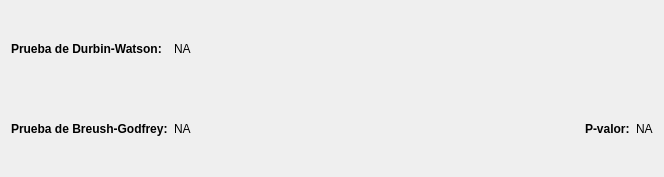
Old version of the form view/ui/widget_test_independence_residual.ui in the repository vasha54/apm.
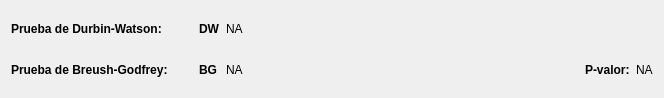
New version of the form.

Patch:
```diff
--- a/view/ui/widget_test_independence_residual.ui
+++ b/view/ui/widget_test_independence_residual.ui
@@ -7,7 +7,7 @@
     <x>0</x>
     <y>0</y>
     <width>664</width>
-    <height>177</height>
+    <height>98</height>
    </rect>
   </property>
   <property name="windowTitle">
@@ -34,6 +34,38 @@
     </widget>
    </item>
    <item row="0" column="1">
+    <spacer name="horizontalSpacer_3">
+     <property name="orientation">
+      <enum>Qt::Horizontal</enum>
+     </property>
+     <property name="sizeHint" stdset="0">
+      <size>
+       <width>11</width>
+       <height>20</height>
+      </size>
+     </property>
+    </spacer>
+   </item>
+   <item row="0" column="2">
+    <widget class="QLabel" name="labelDURBIN_WATSON_2">
+     <property name="sizePolicy">
+      <sizepolicy hsizetype="Maximum" vsizetype="Preferred">
+       <horstretch>0</horstretch>
+       <verstretch>0</verstretch>
+      </sizepolicy>
+     </property>
+     <property name="font">
+      <font>
+       <weight>75</weight>
+       <bold>true</bold>
+      </font>
+     </property>
+     <property name="text">
+      <string>DW</string>
+     </property>
+    </widget>
+   </item>
+   <item row="0" column="3">
     <widget class="QLabel" name="lODURBIN_WATSON">
      <property name="sizePolicy">
       <sizepolicy hsizetype="Minimum" vsizetype="Preferred">
@@ -46,7 +78,7 @@
      </property>
     </widget>
    </item>
-   <item row="0" column="2" colspan="3">
+   <item row="0" column="4" colspan="3">
     <spacer name="horizontalSpacer">
      <property name="orientation">
       <enum>Qt::Horizontal</enum>
@@ -79,19 +111,51 @@
     </widget>
    </item>
    <item row="1" column="1">
-    <widget class="QLabel" name="lOBREUSH_GGODFREY">
-     <property name="sizePolicy">
-      <sizepolicy hsizetype="Minimum" vsizetype="Preferred">
-       <horstretch>0</horstretch>
-       <verstretch>0</verstretch>
-      </sizepolicy>
+    <spacer name="horizontalSpacer_4">
+     <property name="orientation">
+      <enum>Qt::Horizontal</enum>
      </property>
-     <property name="text">
-      <string>NA</string>
+     <property name="sizeHint" stdset="0">
+      <size>
+       <width>11</width>
+       <height>20</height>
+      </size>
      </property>
-    </widget>
+    </spacer>
    </item>
    <item row="1" column="2">
+    <widget class="QLabel" name="labelDURBIN_WATSON_3">
+     <property name="sizePolicy">
+      <sizepolicy hsizetype="Maximum" vsizetype="Preferred">
+       <horstretch>0</horstretch>
+       <verstretch>0</verstretch>
+      </sizepolicy>
+     </property>
+     <property name="font">
+      <font>
+       <weight>75</weight>
+       <bold>true</bold>
+      </font>
+     </property>
+     <property name="text">
+      <string>BG</string>
+     </property>
+    </widget>
+   </item>
+   <item row="1" column="3">
+    <widget class="QLabel" name="lOBREUSH_GGODFREY">
+     <property name="sizePolicy">
+      <sizepolicy hsizetype="Minimum" vsizetype="Preferred">
+       <horstretch>0</horstretch>
+       <verstretch>0</verstretch>
+      </sizepolicy>
+     </property>
+     <property name="text">
+      <string>NA</string>
+     </property>
+    </widget>
+   </item>
+   <item row="1" column="4">
     <spacer name="horizontalSpacer_2">
      <property name="orientation">
       <enum>Qt::Horizontal</enum>
@@ -104,7 +168,7 @@
      </property>
     </spacer>
    </item>
-   <item row="1" column="3">
+   <item row="1" column="5">
     <widget class="QLabel" name="labelBREUSH_GGODFREY_PVALUE">
      <property name="sizePolicy">
       <sizepolicy hsizetype="Maximum" vsizetype="Preferred">
@@ -123,7 +187,7 @@
      </property>
     </widget>
    </item>
-   <item row="1" column="4">
+   <item row="1" column="6">
     <widget class="QLabel" name="lOBREUSH_GGODFREY_PVALUE">
      <property name="sizePolicy">
       <sizepolicy hsizetype="Minimum" vsizetype="Preferred">
```
